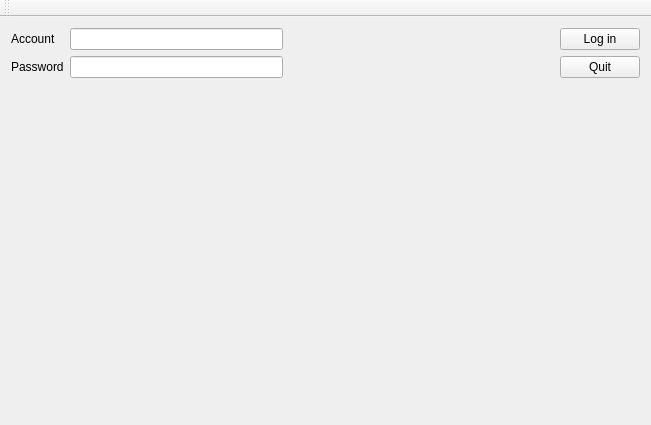
First picture: the form in loginform.ui, repository vudaoanhtuan/libpro_v2, before the edit.
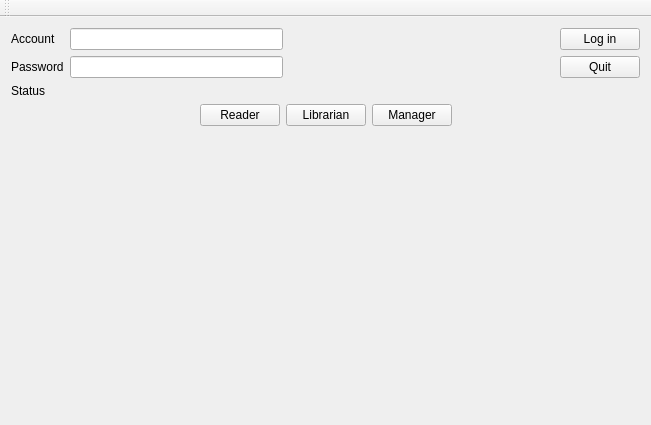
Second picture: the form after the edit.

The edit to the form file:
```diff
--- a/loginform.ui
+++ b/loginform.ui
@@ -77,10 +77,61 @@
     <item>
      <widget class="QLabel" name="labelStatus">
       <property name="text">
-       <string/>
+       <string>Status</string>
       </property>
      </widget>
     </item>
+    <item>
+     <layout class="QHBoxLayout" name="horizontalLayout_2">
+      <item>
+       <spacer name="horizontalSpacer_2">
+        <property name="orientation">
+         <enum>Qt::Horizontal</enum>
+        </property>
+        <property name="sizeHint" stdset="0">
+         <size>
+          <width>40</width>
+          <height>20</height>
+         </size>
+        </property>
+       </spacer>
+      </item>
+      <item>
+       <widget class="QPushButton" name="bReader">
+        <property name="text">
+         <string>Reader</string>
+        </property>
+       </widget>
+      </item>
+      <item>
+       <widget class="QPushButton" name="bLibrarian">
+        <property name="text">
+         <string>Librarian</string>
+        </property>
+       </widget>
+      </item>
+      <item>
+       <widget class="QPushButton" name="bManager">
+        <property name="text">
+         <string>Manager</string>
+        </property>
+       </widget>
+      </item>
+      <item>
+       <spacer name="horizontalSpacer_3">
+        <property name="orientation">
+         <enum>Qt::Horizontal</enum>
+        </property>
+        <property name="sizeHint" stdset="0">
+         <size>
+          <width>40</width>
+          <height>20</height>
+         </size>
+        </property>
+       </spacer>
+      </item>
+     </layout>
+    </item>
     <item>
      <spacer name="verticalSpacer">
       <property name="orientation">
```
